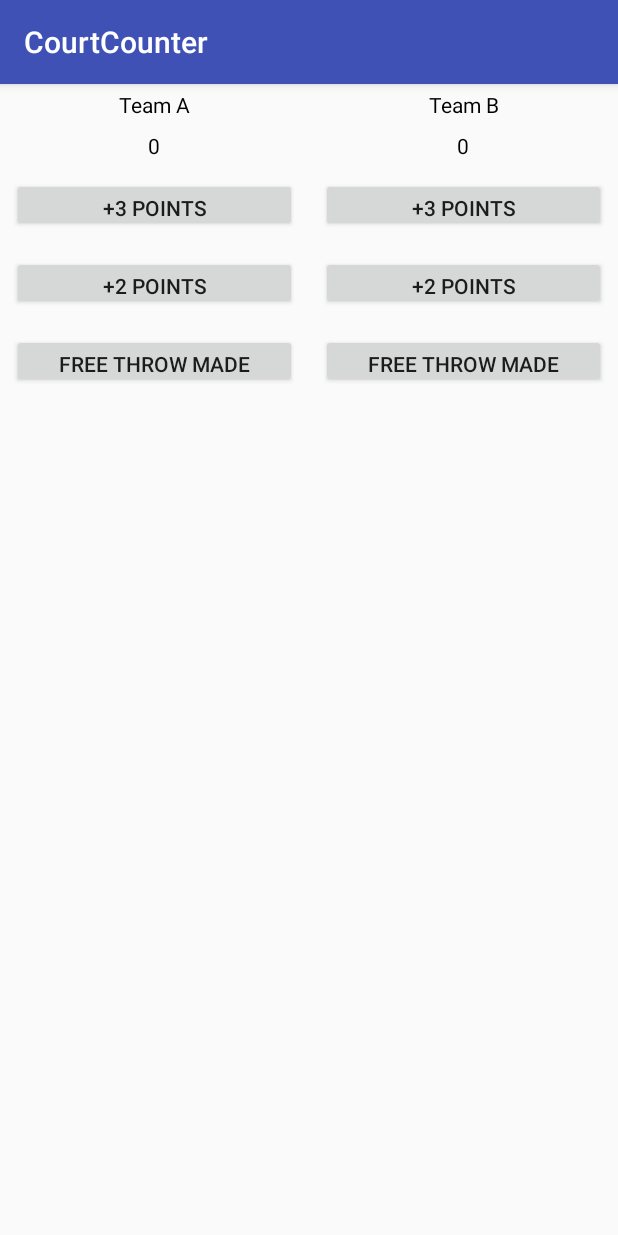
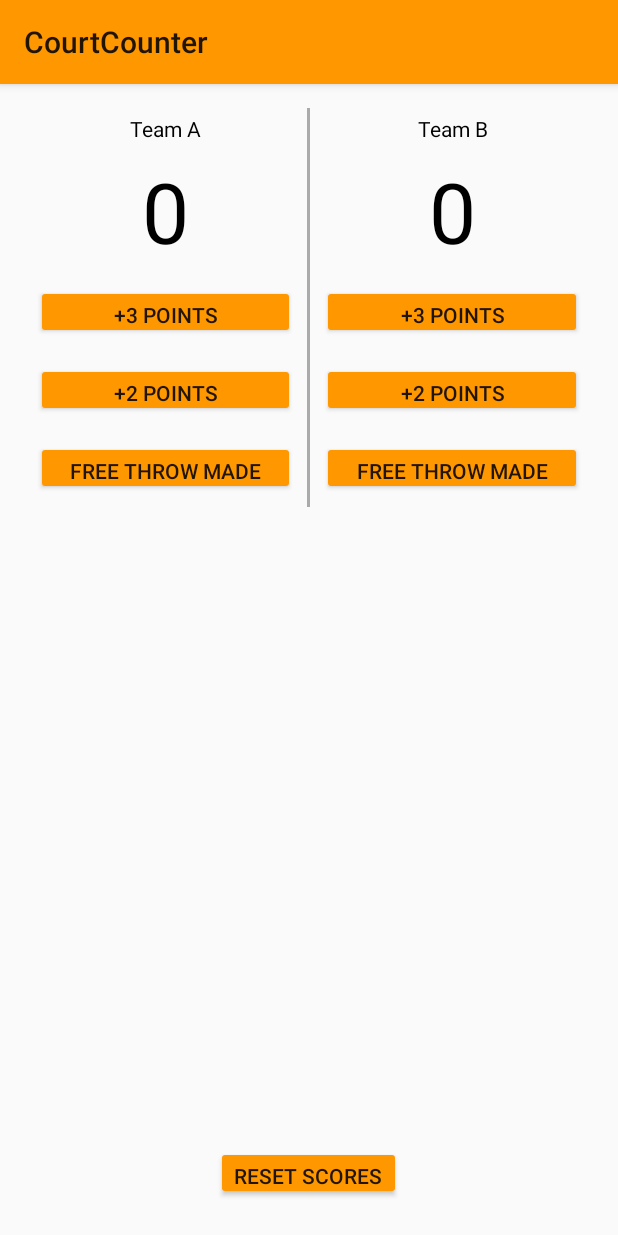
Before and after one commit to WattWire/CourtCounter, an Android app: the screen it shows after launch (MainActivity), on a phone screen of 412 x 824 dp. Run offline under Robolectric (Android 15) with nearby library versions, the phone set to English and light mode, and no system bars.

Commit message:
Final LapCat commit for pretty Court Counter...at a cold Peets in this early Thursday evening.

```diff
--- a/app/src/main/java/com/example/android/courtcounter/MainActivity.java
+++ b/app/src/main/java/com/example/android/courtcounter/MainActivity.java
@@ -48,7 +48,13 @@ public class MainActivity extends AppCompatActivity {
     public void addOneForTeamB(View v){
         scoreTeamB++;
         displayForTeamB(scoreTeamB);
+    }
 
+    public void resetScores(View v){
+        scoreTeamA = 0;
+        scoreTeamB = 0;
+        displayForTeamA(scoreTeamA);
+        displayForTeamB(scoreTeamB);
     }
 
     /**
--- a/app/src/main/res/layout/activity_main.xml
+++ b/app/src/main/res/layout/activity_main.xml
@@ -1,9 +1,15 @@
 <?xml version="1.0" encoding="utf-8"?>
+<RelativeLayout xmlns:android="http://schemas.android.com/apk/res/android"
+    xmlns:tools="http://schemas.android.com/tools"
+    android:layout_width="match_parent"
+    android:layout_height="match_parent"
+    android:padding="16dp"
+    tools:context="com.example.android.courtcounter.MainActivity">
 
     <LinearLayout xmlns:android="http://schemas.android.com/apk/res/android"
         xmlns:tools="http://schemas.android.com/tools"
         android:layout_width="match_parent"
-    android:layout_height="match_parent"
+        android:layout_height="wrap_content"
         android:orientation="horizontal"
         tools:context="com.example.android.courtcounter.MainActivity">
 
@@ -11,9 +17,9 @@
 
         <LinearLayout xmlns:android="http://schemas.android.com/apk/res/android"
             xmlns:tools="http://schemas.android.com/tools"
-        android:layout_weight="1"
             android:layout_width="0dp"
             android:layout_height="wrap_content"
+            android:layout_weight="1"
             android:orientation="vertical"
             tools:context="com.example.android.courtcounter.MainActivity">
 
@@ -35,6 +41,7 @@
                 android:padding="4dp"
                 android:text="0"
                 android:textAlignment="center"
+                android:textSize="56sp"
                 android:textColor="#000000" />
 
             <Button
@@ -60,13 +67,19 @@
 
         </LinearLayout>
 
+        <!--==== VERTICAL LINE =============-->
+        <View
+            android:layout_width="2dp"
+            android:layout_height="match_parent"
+            android:background="@android:color/darker_gray" />
+
         <!--====  TEAM B =====================-->
 
         <LinearLayout xmlns:android="http://schemas.android.com/apk/res/android"
             xmlns:tools="http://schemas.android.com/tools"
-        android:layout_weight="1"
             android:layout_width="0dp"
             android:layout_height="wrap_content"
+            android:layout_weight="1"
             android:orientation="vertical"
             tools:context="com.example.android.courtcounter.MainActivity">
 
@@ -88,6 +101,7 @@
                 android:padding="4dp"
                 android:text="0"
                 android:textAlignment="center"
+                android:textSize="56sp"
                 android:textColor="#000000" />
 
             <Button
@@ -113,5 +127,15 @@
 
         </LinearLayout>
 
+    </LinearLayout>
 
-</LinearLayout>
+    <Button
+        android:layout_width="wrap_content"
+        android:layout_height="36dp"
+        android:layout_alignParentBottom="true"
+        android:layout_centerHorizontal="true"
+        android:layout_margin="8dp"
+        android:onClick="resetScores"
+        android:text="RESET SCORES" />
+
+</RelativeLayout>
--- a/app/src/main/res/values/styles.xml
+++ b/app/src/main/res/values/styles.xml
@@ -1,11 +1,9 @@
 <resources>
-
     <!-- Base application theme. -->
-    <style name="AppTheme" parent="Theme.AppCompat.Light.DarkActionBar">
-        <!-- Customize your theme here. -->
-        <item name="colorPrimary">@color/colorPrimary</item>
-        <item name="colorPrimaryDark">@color/colorPrimaryDark</item>
-        <item name="colorAccent">@color/colorAccent</item>
+    <style name="AppTheme" parent="Theme.AppCompat.Light">
+        <!-- Primary theme color of the app (sets background color of app bar) -->
+        <item name="colorPrimary">#FF9800</item>
+        <!-- Background color of buttons in the app -->
+        <item name="colorButtonNormal">#FF9800</item>
     </style>
-
 </resources>
```
Lines whose indentation alone changed are shown as unchanged.
